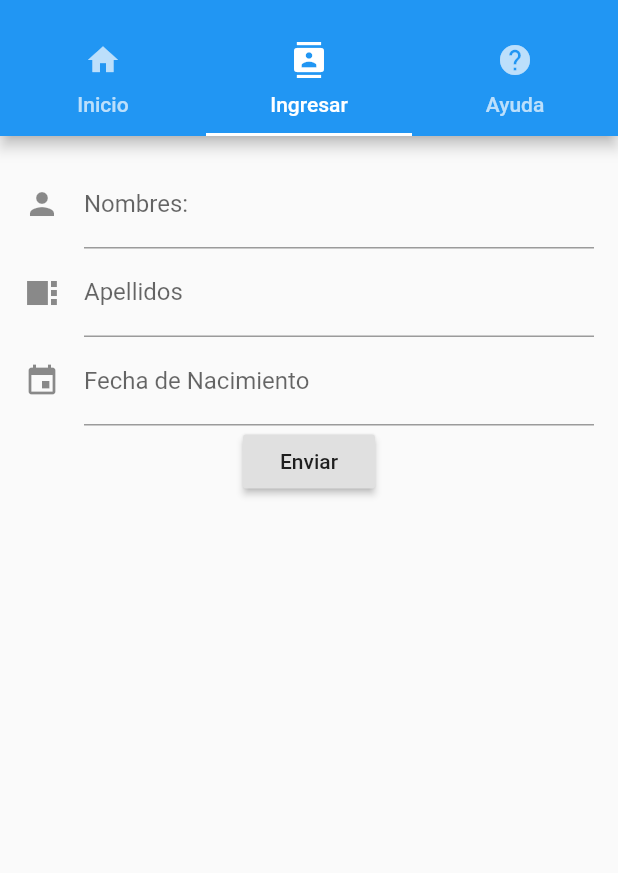
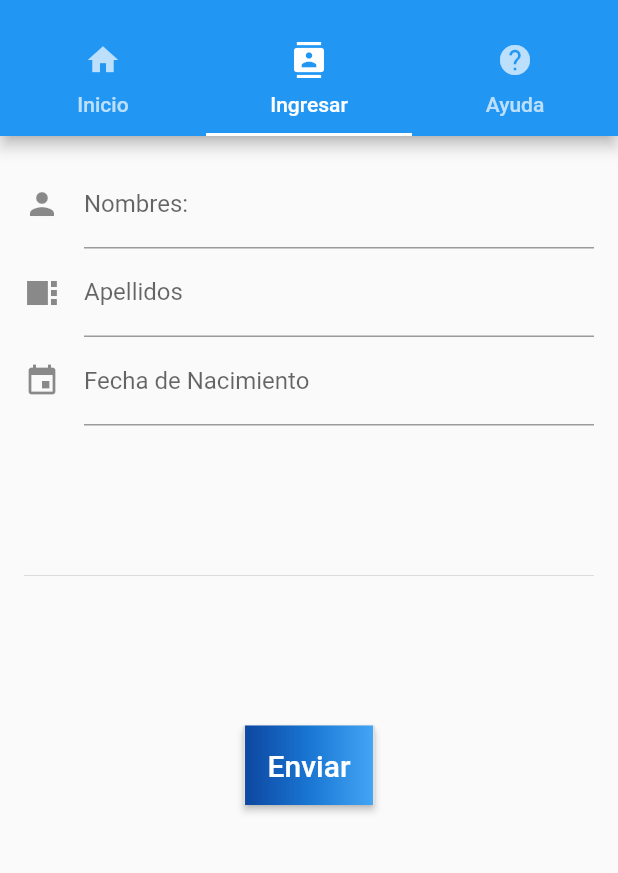
Before and after one commit to Jeffrey-7101/IHC-LAB-GRUPO, a Flutter app: the screen it shows after launch, tab 2 chosen, on a phone screen of 412 x 824 dp, the part 59-932 px from its top. Run offline on Flutter 3.47's test engine with Material 2 defaults, Android fonts, the phone set to English and light mode, and no system bars; drawn by our look-alikes of date_time_picker.

Commit message:
bottom style

```diff
--- a/lib/tabs/registro_tabs.dart
+++ b/lib/tabs/registro_tabs.dart
@@ -29,7 +29,7 @@ class _RegistroTabsState extends State<RegistroTabs> {
             TextFormField(
                 decoration: InputDecoration(
                   labelText: "Nombres:",
-                  icon: new Icon(Icons.person),
+                  icon: const Icon(Icons.person),
                 ),
                 onSaved: (value) {
                   nameValue = value;
@@ -46,7 +46,7 @@ class _RegistroTabsState extends State<RegistroTabs> {
 
                 decoration: InputDecoration(
                   labelText: "Apellidos",
-                  icon: new Icon(Icons.view_sidebar_sharp),
+                  icon: const Icon(Icons.view_sidebar_sharp),
                 ),
                 onSaved: (value) {
                   lastNameValue = value;
@@ -79,11 +79,28 @@ class _RegistroTabsState extends State<RegistroTabs> {
                   dates = val;
                 },
               ),
+              const Divider(
+                height: 200,
+              ),
               RaisedButton(
-                  child: Text("Enviar"),
-                  onPressed: () {
-                    _showResults(context);
-                  },
+                onPressed: () {
+                  _showResults(context);
+                },
+                textColor: Colors.white,
+                padding: const EdgeInsets.all(0.0),
+                child: Container(
+                  decoration: const BoxDecoration(
+                    gradient: LinearGradient(
+                      colors: <Color>[
+                        Color(0xFF0D47A1),
+                        Color(0xFF1976D2),
+                        Color(0xFF42A5F5),
+                      ],
+                    ),
+                  ),
+                  padding: const EdgeInsets.all(15.0),
+                  child:const Text('Enviar', style: TextStyle(fontSize: 20)),
+                )
               ),
           ],
         ),
```
